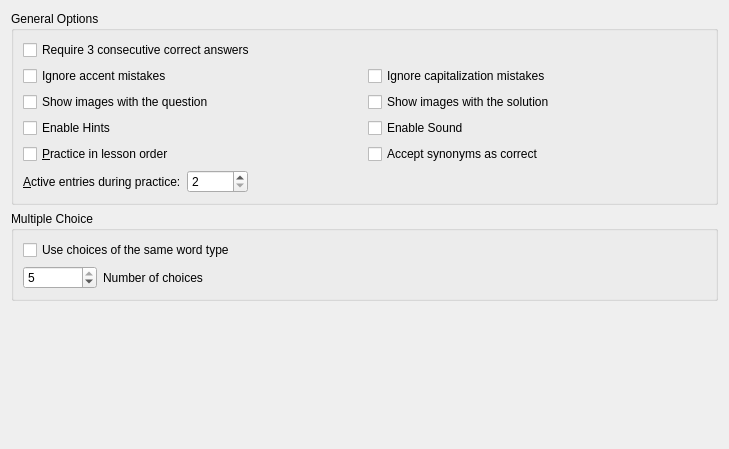
KDE/parley, file src/configure-practice/advancedpracticeoptions.ui: the form before one commit.
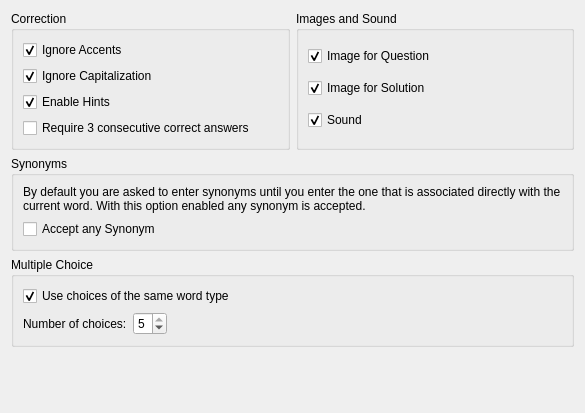
The form after the commit. Custom widgets are drawn as their Qt base class.

Commit message: clean up advanced practice configuration options dialog

The edit to the form file:
```diff
--- a/src/configure-practice/advancedpracticeoptions.ui
+++ b/src/configure-practice/advancedpracticeoptions.ui
@@ -6,17 +6,56 @@
    <rect>
     <x>0</x>
     <y>0</y>
-    <width>729</width>
-    <height>449</height>
+    <width>585</width>
+    <height>413</height>
    </rect>
   </property>
-  <layout class="QVBoxLayout">
-   <item>
-    <widget class="QGroupBox" name="groupBox">
+  <layout class="QGridLayout" name="gridLayout">
+   <item row="0" column="0" rowspan="2">
+    <widget class="QGroupBox" name="groupBox_3">
      <property name="title">
-      <string>General Options</string>
+      <string>Correction</string>
      </property>
-     <layout class="QVBoxLayout">
+     <layout class="QVBoxLayout" name="verticalLayout_4">
+      <item>
+       <widget class="QCheckBox" name="kcfg_IgnoreAccentMistakes">
+        <property name="toolTip">
+         <string>Answers with wrong accents are still counted as correct.</string>
+        </property>
+        <property name="text">
+         <string>Ignore Accents</string>
+        </property>
+        <property name="checked">
+         <bool>true</bool>
+        </property>
+       </widget>
+      </item>
+      <item>
+       <widget class="QCheckBox" name="kcfg_IgnoreCapitalizationMistakes">
+        <property name="toolTip">
+         <string>Any captitalization in the answer is counted as correct.</string>
+        </property>
+        <property name="text">
+         <string>Ignore Capitalization</string>
+        </property>
+        <property name="checked">
+         <bool>true</bool>
+        </property>
+       </widget>
+      </item>
+      <item>
+       <widget class="QCheckBox" name="kcfg_ShowHints">
+        <property name="toolTip">
+         <string>During the practice you can use the hint button to see parts of the solution.</string>
+        </property>
+        <property name="text">
+         <string>Enable Hints</string>
+        </property>
+        <property name="checked">
+         <bool>true</bool>
+        </property>
+       </widget>
+      </item>
       <item>
        <widget class="QCheckBox" name="kcfg_AltLearn">
         <property name="toolTip">
@@ -30,136 +69,130 @@
         </property>
        </widget>
       </item>
-      <item>
-       <layout class="QGridLayout">
-        <item row="0" column="0">
-         <widget class="QCheckBox" name="kcfg_IgnoreAccentMistakes">
-          <property name="text">
-           <string>Ignore accent mistakes</string>
-          </property>
-         </widget>
-        </item>
-        <item row="0" column="1">
-         <widget class="QCheckBox" name="kcfg_IgnoreCapitalizationMistakes">
-          <property name="text">
-           <string>Ignore capitalization mistakes</string>
-          </property>
-         </widget>
-        </item>
-        <item row="1" column="0">
-         <widget class="QCheckBox" name="kcfg_FlashcardsFrontImage">
-          <property name="text">
-           <string>Show images with the question</string>
-          </property>
-         </widget>
-        </item>
-        <item row="1" column="1">
-         <widget class="QCheckBox" name="kcfg_FlashcardsBackImage">
-          <property name="text">
-           <string>Show images with the solution</string>
-          </property>
-         </widget>
-        </item>
-        <item row="2" column="0">
-         <widget class="QCheckBox" name="kcfg_ShowHints">
-          <property name="text">
-           <string>Enable Hints</string>
-          </property>
-         </widget>
-        </item>
-        <item row="2" column="1">
-         <widget class="QCheckBox" name="kcfg_PracticeSoundEnabled">
-          <property name="text">
-           <string>Enable Sound</string>
-          </property>
-         </widget>
-        </item>
-        <item row="3" column="1">
-         <widget class="QCheckBox" name="kcfg_CountSynonymsAsCorrect">
-          <property name="text">
-           <string>Accept synonyms as correct</string>
-          </property>
-         </widget>
-        </item>
-        <item row="3" column="0">
-         <widget class="QCheckBox" name="kcfg_TestOrderLesson">
-          <property name="toolTip">
-           <string>When practicing, new words will be chosen loosely in lesson order if this is selected.  Otherwise, they will be chosen completely at random.</string>
-          </property>
-          <property name="text">
-           <string>&amp;Practice in lesson order</string>
-          </property>
-         </widget>
-        </item>
-       </layout>
-      </item>
-      <item>
-       <layout class="QHBoxLayout">
-        <item>
-         <widget class="QLabel" name="label">
-          <property name="toolTip">
-           <string>The number of times vocabulary will show up repeatedly until it is answered correctly.</string>
-          </property>
-          <property name="text">
-           <string>&amp;Active entries during practice:</string>
-          </property>
-          <property name="buddy">
-           <cstring>kcfg_TestNumberOfEntries</cstring>
-          </property>
-         </widget>
-        </item>
-        <item>
-         <widget class="KIntSpinBox" name="kcfg_TestNumberOfEntries">
-          <property name="toolTip">
-           <string>The number of times vocabulary will show up repeatedly until it is answered correctly.</string>
-          </property>
-          <property name="suffix">
-           <string/>
-          </property>
-          <property name="prefix">
-           <string/>
-          </property>
-          <property name="minimum">
-           <number>2</number>
-          </property>
-          <property name="maximum">
-           <number>10000</number>
-          </property>
-         </widget>
-        </item>
-        <item>
-         <spacer>
-          <property name="orientation">
-           <enum>Qt::Horizontal</enum>
-          </property>
-          <property name="sizeHint" stdset="0">
-           <size>
-            <width>40</width>
-            <height>20</height>
-           </size>
-          </property>
-         </spacer>
-        </item>
-       </layout>
-      </item>
      </layout>
     </widget>
    </item>
-   <item>
-    <widget class="QGroupBox" name="groupBox2">
+   <item row="0" column="1" rowspan="2">
+    <widget class="QGroupBox" name="groupBox_4">
      <property name="title">
-      <string>Multiple Choice</string>
+      <string>Images and Sound</string>
      </property>
      <layout class="QVBoxLayout" name="verticalLayout_5">
       <item>
+       <widget class="QCheckBox" name="kcfg_FlashcardsFrontImage">
+        <property name="toolTip">
+         <string>During the practice, images are shown for the question.</string>
+        </property>
+        <property name="text">
+         <string>Image for Question</string>
+        </property>
+        <property name="checked">
+         <bool>true</bool>
+        </property>
+       </widget>
+      </item>
+      <item>
+       <widget class="QCheckBox" name="kcfg_FlashcardsBackImage">
+        <property name="toolTip">
+         <string>During the practice, images are shown for the solution.</string>
+        </property>
+        <property name="text">
+         <string>Image for Solution</string>
+        </property>
+        <property name="checked">
+         <bool>true</bool>
+        </property>
+       </widget>
+      </item>
+      <item>
+       <widget class="QCheckBox" name="kcfg_PracticeSoundEnabled">
+        <property name="toolTip">
+         <string>Enable playing of pronunciation sound files during the practice.</string>
+        </property>
+        <property name="text">
+         <string>Sound</string>
+        </property>
+        <property name="checked">
+         <bool>true</bool>
+        </property>
+       </widget>
+      </item>
+      <item>
+       <spacer name="verticalSpacer_2">
+        <property name="orientation">
+         <enum>Qt::Vertical</enum>
+        </property>
+        <property name="sizeType">
+         <enum>QSizePolicy::Minimum</enum>
+        </property>
+        <property name="sizeHint" stdset="0">
+         <size>
+          <width>20</width>
+          <height>0</height>
+         </size>
+        </property>
+       </spacer>
+      </item>
+     </layout>
+    </widget>
+   </item>
+   <item row="2" column="0" colspan="2">
+    <widget class="QGroupBox" name="groupBox">
+     <property name="title">
+      <string>Synonyms</string>
+     </property>
+     <layout class="QVBoxLayout" name="verticalLayout">
+      <item>
+       <widget class="QLabel" name="label">
+        <property name="text">
+         <string>By default you are asked to enter synonyms until you enter the one that is associated directly with the current word. With this option enabled any synonym is accepted.</string>
+        </property>
+        <property name="wordWrap">
+         <bool>true</bool>
+        </property>
+       </widget>
+      </item>
+      <item>
+       <widget class="QCheckBox" name="kcfg_CountSynonymsAsCorrect">
+        <property name="text">
+         <string>Accept any Synonym</string>
+        </property>
+       </widget>
+      </item>
+     </layout>
+    </widget>
+   </item>
+   <item row="3" column="0" colspan="2">
+    <widget class="QGroupBox" name="groupBox_2">
+     <property name="title">
+      <string>Multiple Choice</string>
+     </property>
+     <layout class="QVBoxLayout" name="verticalLayout_2">
+      <item>
        <widget class="QCheckBox" name="kcfg_MultipleChoiceWordTypeConsistancy">
         <property name="text">
          <string>Use choices of the same word type</string>
         </property>
+        <property name="checked">
+         <bool>true</bool>
+        </property>
        </widget>
       </item>
       <item>
        <layout class="QHBoxLayout" name="horizontalLayout">
+        <item>
+         <widget class="QLabel" name="label_4">
+          <property name="lineWidth">
+           <number>1</number>
+          </property>
+          <property name="text">
+           <string>Number of choices:</string>
+          </property>
+          <property name="indent">
+           <number>0</number>
+          </property>
+         </widget>
+        </item>
         <item>
          <widget class="KIntSpinBox" name="kcfg_NumberMultipleChoiceAnswers">
           <property name="maximumSize">
@@ -180,29 +213,32 @@
          </widget>
         </item>
         <item>
-         <widget class="QLabel" name="label_3">
-          <property name="text">
-           <string>Number of choices</string>
+         <spacer name="horizontalSpacer">
+          <property name="orientation">
+           <enum>Qt::Horizontal</enum>
           </property>
-         </widget>
+          <property name="sizeHint" stdset="0">
+           <size>
+            <width>0</width>
+            <height>20</height>
+           </size>
+          </property>
+         </spacer>
         </item>
        </layout>
       </item>
      </layout>
     </widget>
    </item>
-   <item>
-    <spacer>
+   <item row="4" column="0" colspan="2">
+    <spacer name="verticalSpacer">
      <property name="orientation">
       <enum>Qt::Vertical</enum>
      </property>
-     <property name="sizeType">
-      <enum>QSizePolicy::Expanding</enum>
-     </property>
      <property name="sizeHint" stdset="0">
       <size>
-       <width>589</width>
-       <height>20</height>
+       <width>20</width>
+       <height>0</height>
       </size>
      </property>
     </spacer>
```
Left out of the diff: 8 changed lines with no effect on the pictures.
